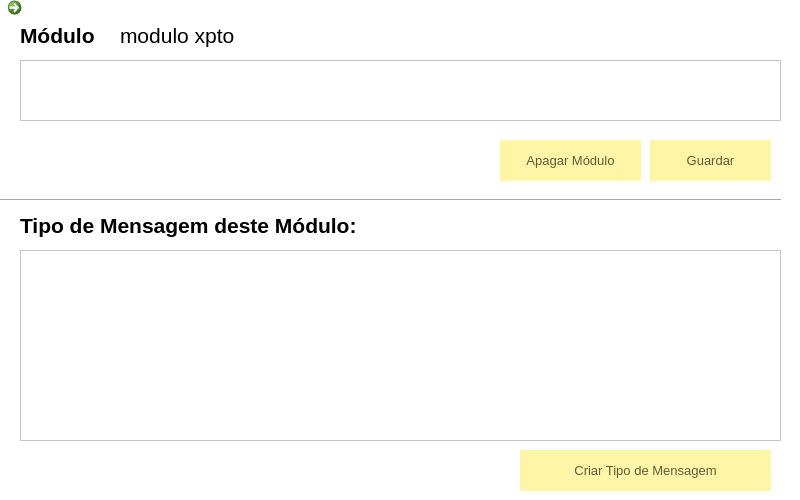
Above: FSIPLeiria/gerirmodulo.ui from tatianascgil/Projeto_Informatico_Formula_Student_Barramento_CAN before the change. Below: the same form after it.
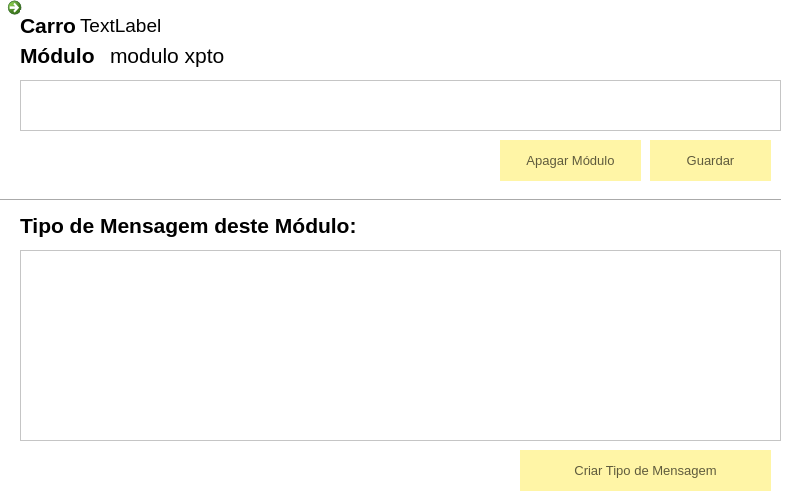
That is the form after the change. Icons and pictures are not drawn.

The edit to the form file:
```diff
--- a/FSIPLeiria/gerirmodulo.ui
+++ b/FSIPLeiria/gerirmodulo.ui
@@ -105,7 +105,7 @@
    <property name="geometry">
     <rect>
      <x>20</x>
-     <y>20</y>
+     <y>40</y>
      <width>111</width>
      <height>31</height>
     </rect>
@@ -124,9 +124,9 @@
    <property name="geometry">
     <rect>
      <x>20</x>
-     <y>60</y>
+     <y>80</y>
      <width>761</width>
-     <height>61</height>
+     <height>51</height>
     </rect>
    </property>
   </widget>
@@ -170,8 +170,8 @@
   <widget class="QLabel" name="labelNomeModulo">
    <property name="geometry">
     <rect>
-     <x>120</x>
-     <y>20</y>
+     <x>110</x>
+     <y>40</y>
      <width>211</width>
      <height>31</height>
     </rect>
@@ -241,6 +241,43 @@
     <string>Criar Tipo de Mensagem</string>
    </property>
   </widget>
+  <widget class="QLabel" name="label_3">
+   <property name="geometry">
+    <rect>
+     <x>20</x>
+     <y>10</y>
+     <width>61</width>
+     <height>31</height>
+    </rect>
+   </property>
+   <property name="font">
+    <font>
+     <pointsize>16</pointsize>
+     <bold>true</bold>
+    </font>
+   </property>
+   <property name="text">
+    <string>Carro</string>
+   </property>
+  </widget>
+  <widget class="QLabel" name="labelNomeCarro">
+   <property name="geometry">
+    <rect>
+     <x>80</x>
+     <y>10</y>
+     <width>91</width>
+     <height>31</height>
+    </rect>
+   </property>
+   <property name="font">
+    <font>
+     <pointsize>14</pointsize>
+    </font>
+   </property>
+   <property name="text">
+    <string>TextLabel</string>
+   </property>
+  </widget>
  </widget>
  <resources/>
  <connections/>
```
